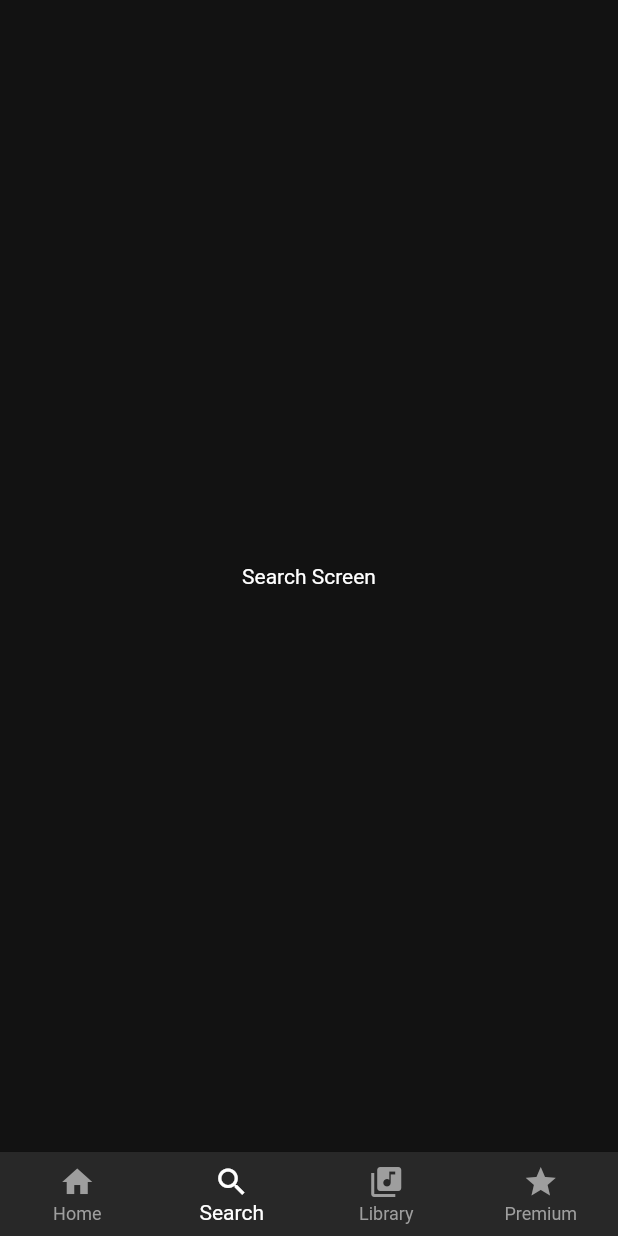
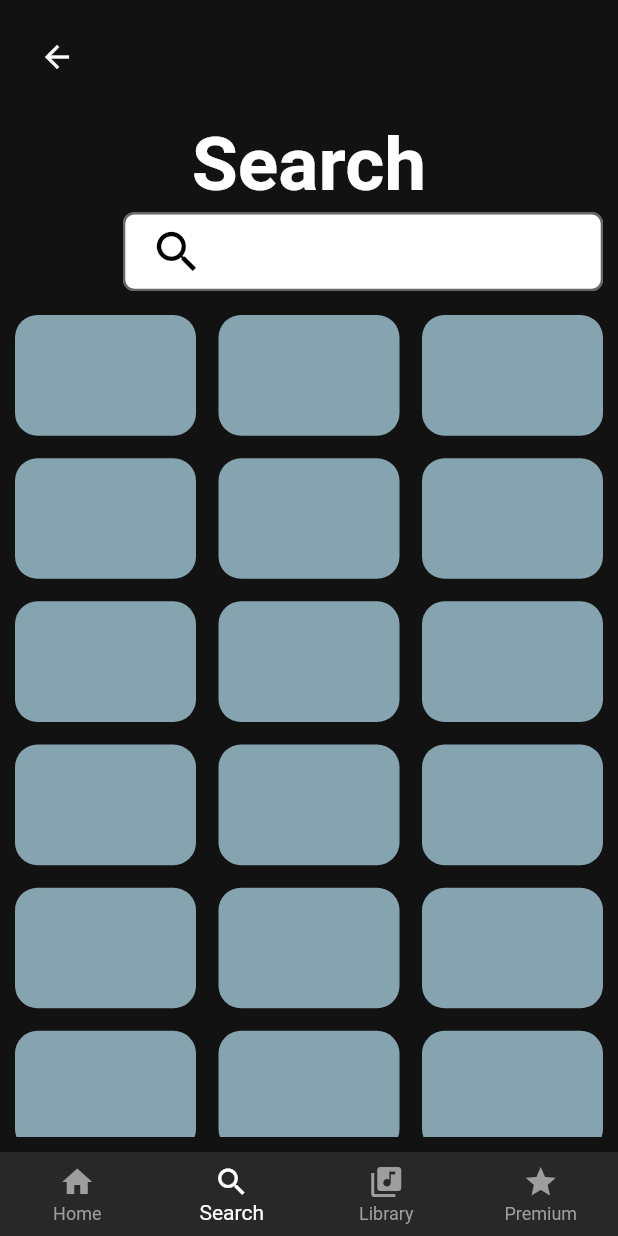
Before and after one commit to MagdyLaban/Spotify, a Flutter app: the BottomNavBar screen opened by its route, item 2 of the bottom bar chosen, on a phone screen of 412 x 824 dp. Run offline on Flutter 3.47's test engine with Material 2 defaults, Android fonts, the light colour scheme and no system bars.

Commit message:
design the search screen

```diff
--- /dev/null
+++ b/lib/components/category_tlle.dart
@@ -0,0 +1,15 @@
+import 'package:flutter/material.dart';
+
+class CategoryTile extends StatelessWidget {
+  @override
+  Widget build(BuildContext context) {
+    return Container(
+      height: 100,
+      width: 100,
+      decoration: BoxDecoration(
+        color: Color(0xff86a4b0),
+        borderRadius: BorderRadius.circular(15.0)
+      ),
+    );
+  }
+}
--- a/lib/main.dart
+++ b/lib/main.dart
@@ -19,12 +19,13 @@ class MyApp extends StatelessWidget {
   Widget build(BuildContext context) {
     return MaterialApp(
       debugShowCheckedModeBanner: false,
-      initialRoute:ArtistsScreen.id,
+      initialRoute:SearchScreen.id,
       routes: {
         SplashScreen.id : (context) =>SplashScreen(),
         RegisterScreen.id : (context) => RegisterScreen(),
         ArtistsScreen.id : (context) => ArtistsScreen(),
         BottomNavBar.id : (context) => BottomNavBar(),
+        SearchScreen.id : (context) => SearchScreen(),
       },
     );
   }
--- a/lib/screens/artists_screen.dart
+++ b/lib/screens/artists_screen.dart
@@ -23,6 +23,7 @@ class _ArtistsScreenState extends State<ArtistsScreen> {
           slivers: <Widget>[
             SliverAppBarWithSearch(
               text: 'Choose 3 or more artists you like.',
+              style: kAppBarTitleTextStile,
             ),
             ArtistsTilesSliverGrid(),
           ],
--- a/lib/screens/bottom_nav_screens/search_screen.dart
+++ b/lib/screens/bottom_nav_screens/search_screen.dart
@@ -1,6 +1,9 @@
 import 'package:flutter/material.dart';
+import 'package:spotifynew/components/sliver_appbar_with_search.dart';
 import 'package:spotifynew/utilities/constant.dart';
+import 'package:spotifynew/components/search_category_sliver_grid.dart';
 class SearchScreen extends StatefulWidget {
+  static const String id = 'search screen';
   @override
   _SearchScreenState createState() => _SearchScreenState();
 }
@@ -10,7 +13,22 @@ class _SearchScreenState extends State<SearchScreen> {
   Widget build(BuildContext context) {
     return Scaffold(
       backgroundColor: kBackgroundColor,
-      body: Center(child: Text('Search Screen',style: TextStyle(color: Colors.white),)),
+      body: Padding(
+        padding: const EdgeInsets.all(10.0),
+        child: CustomScrollView(
+          slivers: [
+            SliverAppBarWithSearch(
+              text: 'Search',
+              style: TextStyle(
+                fontSize: 50.0,
+                fontWeight: FontWeight.bold,
+                color: Colors.white,
+              ),
+            ),
+            CategoryTilesSliverGrid(),
+          ],
+        ),
+      ),
     );
   }
 }
```
Also changed, not shown: lib/components/search_category_sliver_grid.dart (added, +25 -0 lines), lib/components/sliver_appbar_with_search.dart (+20 -7 lines), pubspec.lock.
